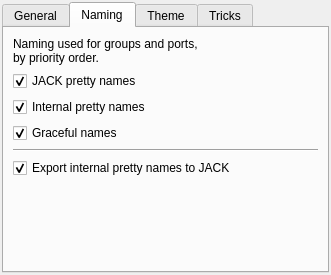
Qt form resources/ui/canvas_options.ui (Houston4444/HoustonPatchbay) before a commit.
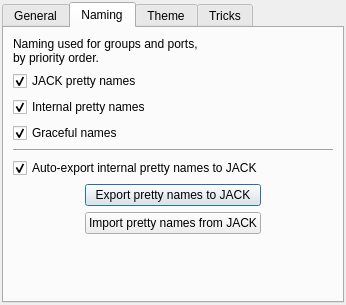
The same form after that commit. The open tabs and pages were chosen to show the change. Icons and pictures are not drawn.

Commit message: add import/export pretty names buttons to options dialog

```diff
--- a/resources/ui/canvas_options.ui
+++ b/resources/ui/canvas_options.ui
@@ -6,8 +6,8 @@
    <rect>
     <x>0</x>
     <y>0</y>
-    <width>331</width>
-    <height>275</height>
+    <width>346</width>
+    <height>305</height>
    </rect>
   </property>
   <property name="windowTitle">
@@ -234,13 +234,67 @@
            <item>
             <widget class="QCheckBox" name="checkBoxExportPrettyNames">
              <property name="text">
-              <string>Export internal pretty names to JACK</string>
+              <string>Auto-export internal pretty names to JACK</string>
              </property>
              <property name="checked">
               <bool>true</bool>
              </property>
             </widget>
            </item>
+           <item>
+            <layout class="QHBoxLayout" name="horizontalLayout_7">
+             <item>
+              <spacer name="horizontalSpacer_2">
+               <property name="orientation">
+                <enum>Qt::Horizontal</enum>
+               </property>
+               <property name="sizeHint" stdset="0">
+                <size>
+                 <width>40</width>
+                 <height>20</height>
+                </size>
+               </property>
+              </spacer>
+             </item>
+             <item>
+              <layout class="QVBoxLayout" name="verticalLayout_6">
+               <item>
+                <widget class="QPushButton" name="pushButtonExportPrettyJack">
+                 <property name="text">
+                  <string>Export pretty names to JACK</string>
+                 </property>
+                 <property name="icon">
+                  <iconset theme="document-export"/>
+                 </property>
+                </widget>
+               </item>
+               <item>
+                <widget class="QPushButton" name="pushButtonImportPrettyJack">
+                 <property name="text">
+                  <string>Import pretty names from JACK</string>
+                 </property>
+                 <property name="icon">
+                  <iconset theme="document-import"/>
+                 </property>
+                </widget>
+               </item>
+              </layout>
+             </item>
+             <item>
+              <spacer name="horizontalSpacer_4">
+               <property name="orientation">
+                <enum>Qt::Horizontal</enum>
+               </property>
+               <property name="sizeHint" stdset="0">
+                <size>
+                 <width>40</width>
+                 <height>20</height>
+                </size>
+               </property>
+              </spacer>
+             </item>
+            </layout>
+           </item>
            <item>
             <spacer name="verticalSpacer_2">
              <property name="orientation">
```
Left out of the diff: 1 changed line with no effect on the pictures. The commit also changes 3 other files.
